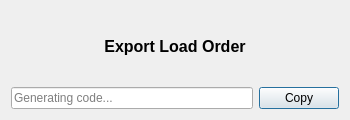
The window that goh_mod_manager/res/ui/export_code_dialog.ui (alexbdka/goh-mod-manager) describes before a commit, drawn with Qt 5.
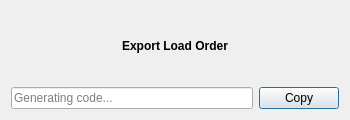
The same window after the commit.

```diff
--- a/goh_mod_manager/res/ui/export_code_dialog.ui
+++ b/goh_mod_manager/res/ui/export_code_dialog.ui
@@ -18,7 +18,6 @@
                 <widget class="QLabel" name="label">
                     <property name="font">
                         <font>
-                            <pointsize>12</pointsize>
                             <bold>true</bold>
                         </font>
                     </property>
```
Lines whose indentation alone changed are shown as unchanged.
